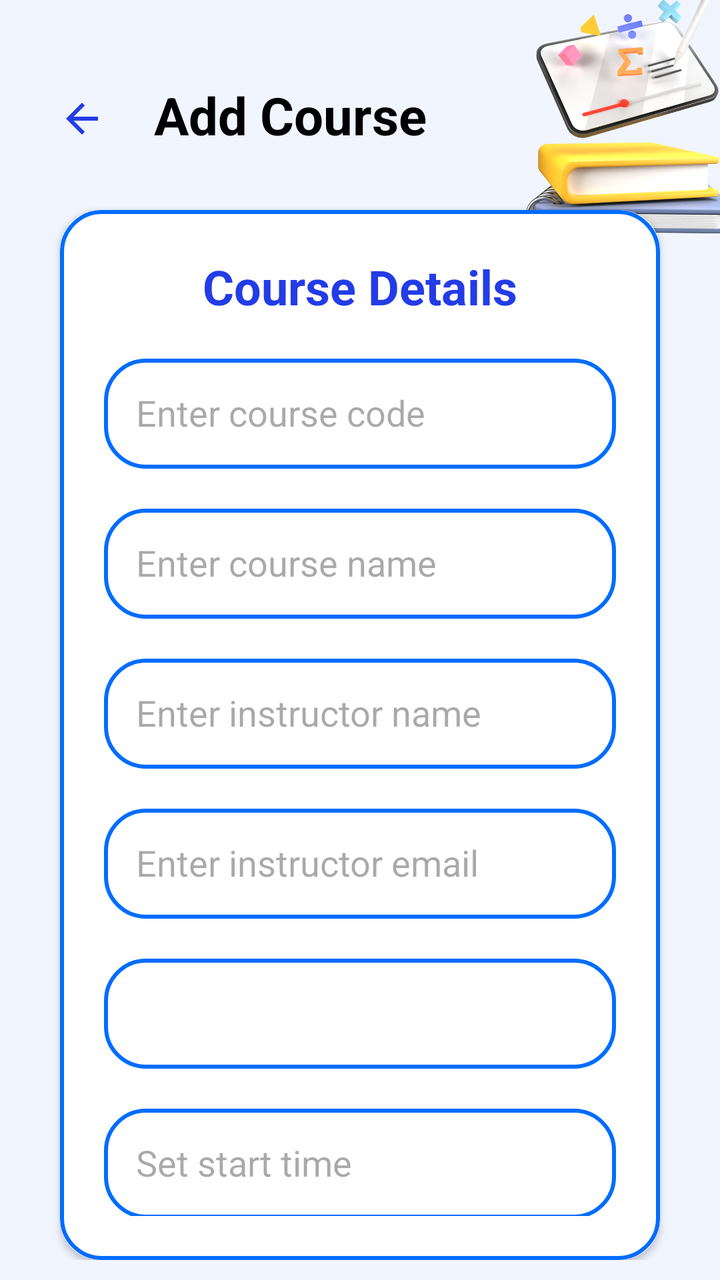
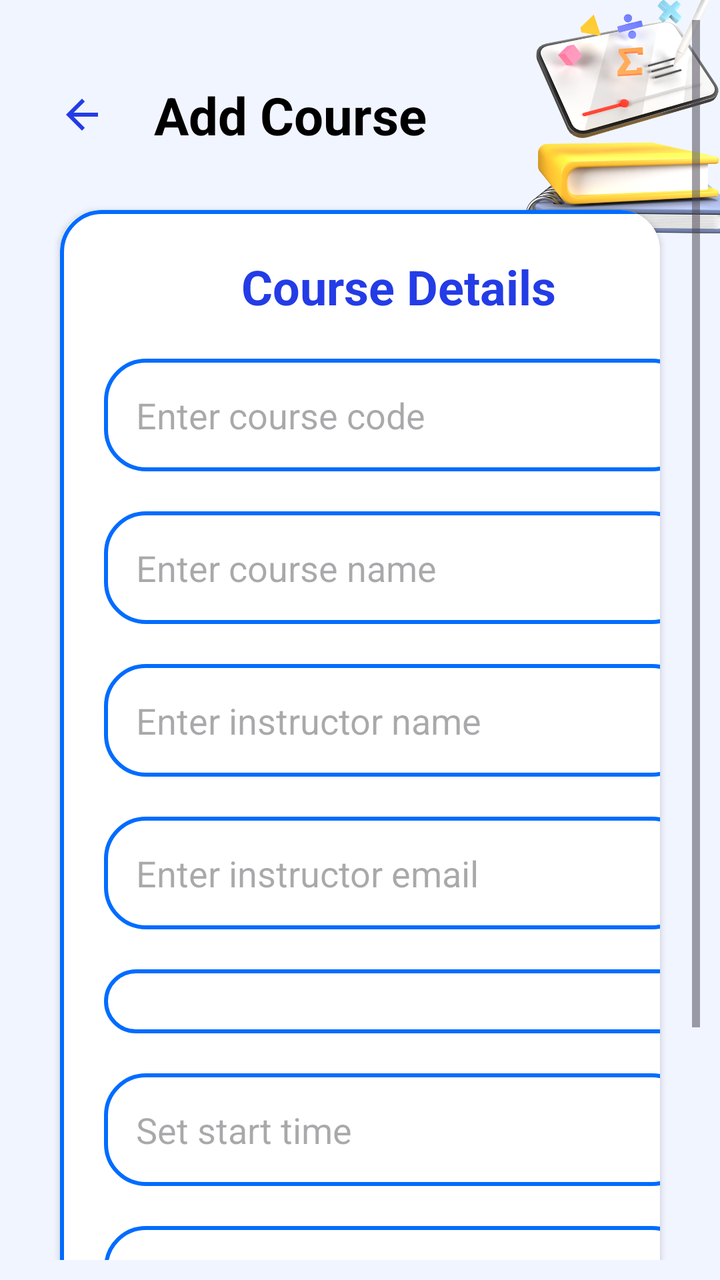

Before-and-after screenshots of an Android layout around one commit, followed by the original layout XML and the change that was made.
<!-- AndroidManifest.xml: application theme Theme.Project_JomStudy -->
<!-- res/layout/activity_add_course.xml -->
<?xml version="1.0" encoding="utf-8"?>
<RelativeLayout xmlns:android="http://schemas.android.com/apk/res/android"
    xmlns:app="http://schemas.android.com/apk/res-auto"
    xmlns:tools="http://schemas.android.com/tools"
    android:id="@+id/main"
    android:layout_width="match_parent"
    android:layout_height="match_parent"
    android:orientation="vertical"
    android:padding="10dp"
    android:background="@drawable/coursebg"
    tools:context=".AddCourse">

    <FrameLayout
        android:id="@+id/fragment"
        android:layout_width="match_parent"
        android:layout_height="match_parent" >

        <LinearLayout
            android:layout_width="match_parent"
            android:layout_height="match_parent"
            android:orientation="vertical">

            <LinearLayout
                android:layout_width="match_parent"
                android:layout_height="wrap_content"
                android:layout_marginTop="30dp"
                android:gravity="center_vertical"
                android:orientation="horizontal">

                <ImageButton
                    android:id="@+id/backButton"
                    android:layout_width="32dp"
                    android:layout_height="32dp"
                    android:layout_marginStart="15dp"
                    android:layout_marginTop="2dp"
                    android:background="?android:attr/selectableItemBackgroundBorderless"
                    android:src="@drawable/baseline_arrow_back_24" />

                <TextView
                    android:layout_width="wrap_content"
                    android:layout_height="wrap_content"
                    android:layout_gravity="center"
                    android:layout_marginStart="20dp"
                    android:text="Add Course"
                    android:textColor="@color/black"
                    android:textSize="26sp"
                    android:textStyle="bold" />

            </LinearLayout>

            <androidx.cardview.widget.CardView
                android:layout_width="match_parent"
                android:layout_height="wrap_content"
                android:layout_marginStart="20dp"
                android:layout_marginTop="30dp"
                android:layout_marginEnd="20dp"
                app:cardCornerRadius="20dp">

                <LinearLayout
                    android:layout_width="match_parent"
                    android:layout_height="wrap_content"
                    android:layout_gravity="center_horizontal"
                    android:background="@drawable/custom_edit_text"
                    android:orientation="vertical"
                    android:padding="22dp">

                    <TextView
                        android:layout_width="match_parent"
                        android:layout_height="wrap_content"
                        android:text="Course Details"
                        android:textAlignment="center"
                        android:textColor="@color/blue_text"
                        android:textSize="24sp"
                        android:textStyle="bold" />

                    <EditText
                        android:id="@+id/courseCode"
                        android:layout_width="match_parent"
                        android:layout_height="55dp"
                        android:layout_marginTop="20dp"
                        android:background="@drawable/custom_edit_text"
                        android:gravity="start|center_vertical"
                        android:hint="Enter course code"
                        android:padding="16dp"
                        android:textColor="@color/black" />

                    <EditText
                        android:id="@+id/courseName"
                        android:layout_width="match_parent"
                        android:layout_height="55dp"
                        android:layout_marginTop="20dp"
                        android:background="@drawable/custom_edit_text"
                        android:gravity="start|center_vertical"
                        android:hint="Enter course name"
                        android:padding="16dp"
                        android:textColor="@color/black" />

                    <EditText
                        android:id="@+id/instructorName"
                        android:layout_width="match_parent"
                        android:layout_height="55dp"
                        android:layout_marginTop="20dp"
                        android:background="@drawable/custom_edit_text"
                        android:gravity="start|center_vertical"
                        android:hint="Enter instructor name"
                        android:padding="16dp"
                        android:textColor="@color/black" />

                    <EditText
                        android:id="@+id/instructorEmail"
                        android:layout_width="match_parent"
                        android:layout_height="55dp"
                        android:layout_marginTop="20dp"
                        android:background="@drawable/custom_edit_text"
                        android:gravity="start|center_vertical"
                        android:hint="Enter instructor email"
                        android:padding="16dp"
                        android:textColor="@color/black" />

                    <Spinner
                        android:id="@+id/day"
                        android:layout_width="match_parent"
                        android:layout_height="55dp"
                        android:layout_marginTop="20dp"
                        android:background="@drawable/custom_edit_text"
                        android:gravity="start|center_vertical"
                        android:padding="16dp"
                        android:textColor="@color/black"
                        android:popupBackground="@color/white"/>

                    <EditText
                        android:id="@+id/startTime"
                        android:layout_width="match_parent"
                        android:layout_height="55dp"
                        android:layout_marginTop="20dp"
                        android:background="@drawable/custom_edit_text"
                        android:gravity="start|center_vertical"
                        android:hint="Set start time"
                        android:focusable="false"
                        android:inputType="time"
                        android:padding="16dp"
                        android:textColor="@color/black" />

                    <EditText
                        android:id="@+id/endTime"
                        android:layout_width="match_parent"
                        android:layout_height="55dp"
                        android:layout_marginTop="20dp"
                        android:background="@drawable/custom_edit_text"
                        android:gravity="start|center_vertical"
                        android:hint="Set end time"
                        android:inputType="time"
                        android:focusable="false"
                        android:padding="16dp"
                        android:textColor="@color/black" />

                    <Button
                        android:id="@+id/addCourseButton"
                        android:layout_width="match_parent"
                        android:layout_height="60dp"
                        android:layout_marginTop="22dp"
                        android:backgroundTint="@color/blue_text"
                        android:text="ADD COURSE"
                        android:textSize="18sp"
                        app:cornerRadius="20dp" />


                </LinearLayout>
            </androidx.cardview.widget.CardView>
        </LinearLayout>
    </FrameLayout>
</RelativeLayout>
<!-- resources referenced by this layout -->
<resources>
  <color name="black">#FF000000</color>
  <color name="blue_text">#233ce6</color>
  <color name="white">#FFFFFFFF</color>
  <!-- drawable baseline_arrow_back_24 (drawable) -->
  <vector xmlns:android="http://schemas.android.com/apk/res/android" android:autoMirrored="true" android:height="24dp" android:tint="@color/blue_text" android:viewportHeight="24" android:viewportWidth="24" android:width="24dp">
  
      <path android:fillColor="@android:color/white" android:pathData="M20,11H7.83l5.59,-5.59L12,4l-8,8 8,8 1.41,-1.41L7.83,13H20v-2z"/>
      
  </vector>
  <!-- drawable coursebg: png bitmap (drawable, 115098 bytes) -->
  <!-- drawable custom_edit_text (drawable) -->
  <?xml version="1.0" encoding="utf-8"?>
  <shape xmlns:android="http://schemas.android.com/apk/res/android"
      android:shape="rectangle">
      <solid android:color="#FFFFFF" />
      <stroke
          android:width="2dp"
          android:color="@color/dark_blue"/>
  
      <corners
          android:radius="20dp"/>
  
  </shape>
  <style name="Theme.Project_JomStudy" parent="Base.Theme.Project_JomStudy" />
  <color name="dark_blue">#006cff</color>
  <style name="Base.Theme.Project_JomStudy" parent="Theme.Material3.DayNight.NoActionBar" />
</resources>

<!-- the commit's change to res/layout/activity_add_course.xml (unified diff, before → after) -->
@@ -10,16 +10,18 @@
     android:background="@drawable/coursebg"
     tools:context=".AddCourse">
 
-    <FrameLayout
-        android:id="@+id/fragment"
+    
+    <ScrollView
         android:layout_width="match_parent"
-        android:layout_height="match_parent" >
+        android:layout_height="match_parent"
+        android:fillViewport="true">
 
         <LinearLayout
             android:layout_width="match_parent"
-            android:layout_height="match_parent"
+            android:layout_height="wrap_content"
             android:orientation="vertical">
 
+            
             <LinearLayout
                 android:layout_width="match_parent"
                 android:layout_height="wrap_content"
@@ -32,22 +34,20 @@
                     android:layout_width="32dp"
                     android:layout_height="32dp"
                     android:layout_marginStart="15dp"
-                    android:layout_marginTop="2dp"
                     android:background="?android:attr/selectableItemBackgroundBorderless"
                     android:src="@drawable/baseline_arrow_back_24" />
 
                 <TextView
                     android:layout_width="wrap_content"
                     android:layout_height="wrap_content"
-                    android:layout_gravity="center"
                     android:layout_marginStart="20dp"
                     android:text="Add Course"
                     android:textColor="@color/black"
                     android:textSize="26sp"
                     android:textStyle="bold" />
-
             </LinearLayout>
 
+            
             <androidx.cardview.widget.CardView
                 android:layout_width="match_parent"
                 android:layout_height="wrap_content"
@@ -57,9 +57,8 @@
                 app:cardCornerRadius="20dp">
 
                 <LinearLayout
-                    android:layout_width="match_parent"
+                    android:layout_width="339dp"
                     android:layout_height="wrap_content"
-                    android:layout_gravity="center_horizontal"
                     android:background="@drawable/custom_edit_text"
                     android:orientation="vertical"
                     android:padding="22dp">
@@ -76,10 +75,9 @@
                     <EditText
                         android:id="@+id/courseCode"
                         android:layout_width="match_parent"
-                        android:layout_height="55dp"
+                        android:layout_height="wrap_content"
                         android:layout_marginTop="20dp"
                         android:background="@drawable/custom_edit_text"
-                        android:gravity="start|center_vertical"
                         android:hint="Enter course code"
                         android:padding="16dp"
                         android:textColor="@color/black" />
@@ -87,10 +85,9 @@
                     <EditText
                         android:id="@+id/courseName"
                         android:layout_width="match_parent"
-                        android:layout_height="55dp"
+                        android:layout_height="wrap_content"
                         android:layout_marginTop="20dp"
                         android:background="@drawable/custom_edit_text"
-                        android:gravity="start|center_vertical"
                         android:hint="Enter course name"
                         android:padding="16dp"
                         android:textColor="@color/black" />
@@ -98,10 +95,9 @@
                     <EditText
                         android:id="@+id/instructorName"
                         android:layout_width="match_parent"
-                        android:layout_height="55dp"
+                        android:layout_height="wrap_content"
                         android:layout_marginTop="20dp"
                         android:background="@drawable/custom_edit_text"
-                        android:gravity="start|center_vertical"
                         android:hint="Enter instructor name"
                         android:padding="16dp"
                         android:textColor="@color/black" />
@@ -109,10 +105,9 @@
                     <EditText
                         android:id="@+id/instructorEmail"
                         android:layout_width="match_parent"
-                        android:layout_height="55dp"
+                        android:layout_height="wrap_content"
                         android:layout_marginTop="20dp"
                         android:background="@drawable/custom_edit_text"
-                        android:gravity="start|center_vertical"
                         android:hint="Enter instructor email"
                         android:padding="16dp"
                         android:textColor="@color/black" />
@@ -120,23 +115,20 @@
                     <Spinner
                         android:id="@+id/day"
                         android:layout_width="match_parent"
-                        android:layout_height="55dp"
+                        android:layout_height="wrap_content"
                         android:layout_marginTop="20dp"
                         android:background="@drawable/custom_edit_text"
-                        android:gravity="start|center_vertical"
                         android:padding="16dp"
-                        android:textColor="@color/black"
-                        android:popupBackground="@color/white"/>
+                        android:popupBackground="@color/white" />
 
                     <EditText
                         android:id="@+id/startTime"
                         android:layout_width="match_parent"
-                        android:layout_height="55dp"
+                        android:layout_height="wrap_content"
                         android:layout_marginTop="20dp"
                         android:background="@drawable/custom_edit_text"
-                        android:gravity="start|center_vertical"
+                        android:focusable="false"
                         android:hint="Set start time"
-                        android:focusable="false"
                         android:inputType="time"
                         android:padding="16dp"
                         android:textColor="@color/black" />
@@ -144,16 +136,16 @@
                     <EditText
                         android:id="@+id/endTime"
                         android:layout_width="match_parent"
-                        android:layout_height="55dp"
+                        android:layout_height="wrap_content"
                         android:layout_marginTop="20dp"
                         android:background="@drawable/custom_edit_text"
-                        android:gravity="start|center_vertical"
+                        android:focusable="false"
                         android:hint="Set end time"
                         android:inputType="time"
-                        android:focusable="false"
                         android:padding="16dp"
                         android:textColor="@color/black" />
 
+                    
                     <Button
                         android:id="@+id/addCourseButton"
                         android:layout_width="match_parent"
@@ -163,10 +155,8 @@
                         android:text="ADD COURSE"
                         android:textSize="18sp"
                         app:cornerRadius="20dp" />
-
-
                 </LinearLayout>
             </androidx.cardview.widget.CardView>
         </LinearLayout>
-    </FrameLayout>
+    </ScrollView>
 </RelativeLayout>
